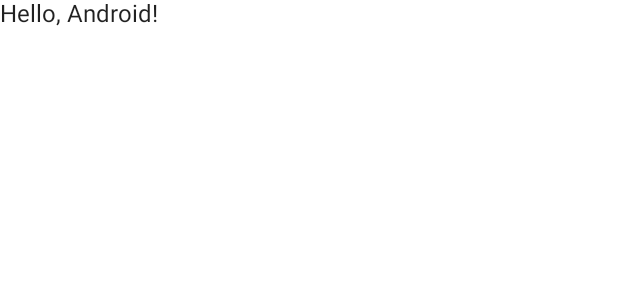
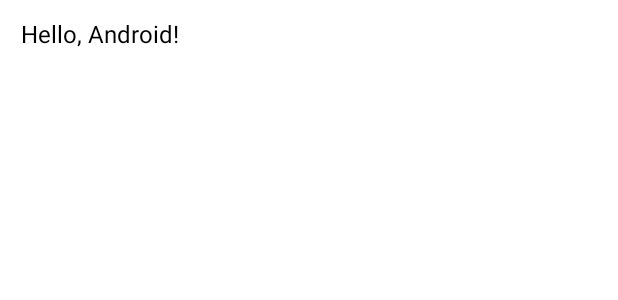
Before and after one commit to Iamvive/ParkingPartnerApp, an Android app built with Jetpack Compose: the @Preview function DefaultPreview, on a phone screen of 412 x 824 dp. Shown: the top 300 px of the screen. Run offline under Robolectric (Android 15) with nearby library versions, the phone set to English and light mode, and no system bars.

Commit message:
release/1.0/1.0.0 - Base config setup for material design3 and other resource files.

```diff
--- a/androidApp/src/main/AndroidManifest.xml
+++ b/androidApp/src/main/AndroidManifest.xml
@@ -3,6 +3,7 @@
 
     <application
         android:allowBackup="false"
+        android:label="@string/app_name"
         android:supportsRtl="true"
         android:theme="@style/AppTheme">
         <activity
--- a/androidApp/src/main/java/com/android/parkingpartnerapp/android/MainActivity.kt
+++ b/androidApp/src/main/java/com/android/parkingpartnerapp/android/MainActivity.kt
@@ -4,9 +4,14 @@ import android.os.Bundle
 import androidx.activity.ComponentActivity
 import androidx.activity.compose.setContent
 import androidx.compose.foundation.layout.fillMaxSize
-import androidx.compose.material.*
+import androidx.compose.foundation.layout.padding
+import androidx.compose.material3.MaterialTheme
+import androidx.compose.material3.Surface
+import androidx.compose.material3.Text
 import androidx.compose.runtime.Composable
 import androidx.compose.ui.Modifier
+import androidx.compose.ui.res.dimensionResource
+import androidx.compose.ui.res.stringResource
 import androidx.compose.ui.tooling.preview.Preview
 import com.android.parkingpartnerapp.Greeting
 
@@ -16,8 +21,7 @@ class MainActivity : ComponentActivity() {
         setContent {
             MyApplicationTheme {
                 Surface(
-                    modifier = Modifier.fillMaxSize(),
-                    color = MaterialTheme.colors.background
+                    modifier = Modifier.fillMaxSize(), color = MaterialTheme.colorScheme.background
                 ) {
                     GreetingView(Greeting().greet())
                 }
@@ -28,13 +32,16 @@ class MainActivity : ComponentActivity() {
 
 @Composable
 fun GreetingView(text: String) {
-    Text(text = text)
+    Text(
+        text = text,
+        modifier = Modifier.padding(dimensionResource(R.dimen.global_14_dp)),
+    )
 }
 
 @Preview
 @Composable
 fun DefaultPreview() {
     MyApplicationTheme {
-        GreetingView("Hello, Android!")
+        GreetingView(stringResource(R.string.hello_android))
     }
 }
--- a/androidApp/src/main/java/com/android/parkingpartnerapp/android/MyApplicationTheme.kt
+++ b/androidApp/src/main/java/com/android/parkingpartnerapp/android/MyApplicationTheme.kt
@@ -2,11 +2,11 @@ package com.android.parkingpartnerapp.android
 
 import androidx.compose.foundation.isSystemInDarkTheme
 import androidx.compose.foundation.shape.RoundedCornerShape
-import androidx.compose.material.MaterialTheme
-import androidx.compose.material.Shapes
-import androidx.compose.material.Typography
-import androidx.compose.material.darkColors
-import androidx.compose.material.lightColors
+import androidx.compose.material3.MaterialTheme
+import androidx.compose.material3.Shapes
+import androidx.compose.material3.Typography
+import androidx.compose.material3.darkColorScheme
+import androidx.compose.material3.lightColorScheme
 import androidx.compose.runtime.Composable
 import androidx.compose.ui.graphics.Color
 import androidx.compose.ui.text.TextStyle
@@ -21,20 +21,20 @@ fun MyApplicationTheme(
     content: @Composable () -> Unit
 ) {
     val colors = if (darkTheme) {
-        darkColors(
+        darkColorScheme(
             primary = Color(0xFFBB86FC),
-            primaryVariant = Color(0xFF3700B3),
+            primaryContainer = Color(0xFF3700B3),
             secondary = Color(0xFF03DAC5)
         )
     } else {
-        lightColors(
+        lightColorScheme(
             primary = Color(0xFF6200EE),
-            primaryVariant = Color(0xFF3700B3),
+            primaryContainer = Color(0xFF3700B3),
             secondary = Color(0xFF03DAC5)
         )
     }
     val typography = Typography(
-        body1 = TextStyle(
+        bodyLarge = TextStyle(
             fontFamily = FontFamily.Default,
             fontWeight = FontWeight.Normal,
             fontSize = 16.sp
@@ -47,7 +47,7 @@ fun MyApplicationTheme(
     )
 
     MaterialTheme(
-        colors = colors,
+        colorScheme = colors,
         typography = typography,
         shapes = shapes,
         content = content
--- /dev/null
+++ b/androidApp/src/main/res/values/dimens.xml
@@ -0,0 +1,4 @@
+<?xml version="1.0" encoding="utf-8"?>
+<resources>
+<dimen name="global_14_dp">14.dp</dimen>
+</resources>
--- /dev/null
+++ b/androidApp/src/main/res/values/strings.xml
@@ -0,0 +1,5 @@
+<?xml version="1.0" encoding="utf-8"?>
+<resources>
+    <string name="app_name">ParkingPartner</string>
+    <string name="hello_android">Hello, Android!</string>
+</resources>
```
Also changed, not shown: androidApp/build.gradle.kts (+10 -5 lines).
